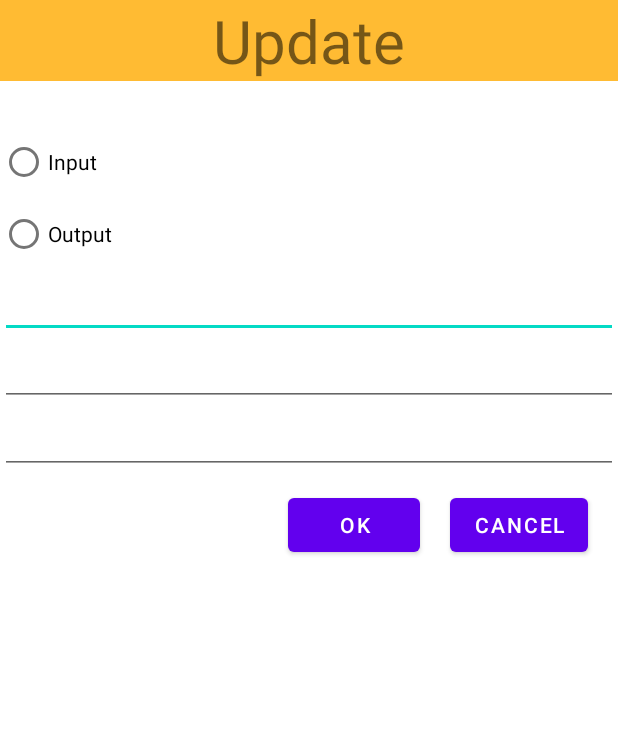
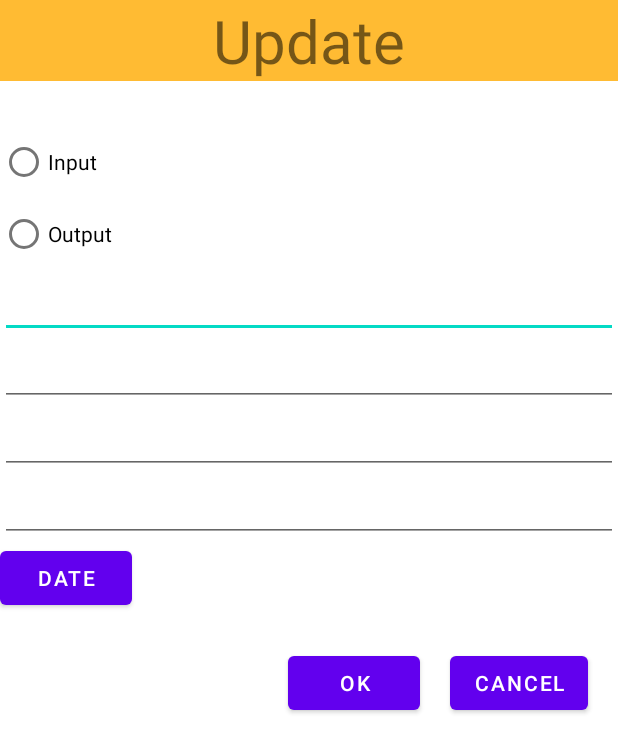
Before and after one commit to kbh97102/IwaanaFatWallet, an Android app: the layout pay_update_dialog_layout.xml on its own in the app's theme, with its tools: preview values and no code run, on a phone screen of 412 x 824 dp. Shown: the top 753 px of the screen. Run offline under Robolectric (Android 15) with nearby library versions, the phone set to English and light mode, and no system bars.

Commit message:
Update Pay

```diff
--- a/app/src/main/java/arakene/fatwallet/MainActivity.kt
+++ b/app/src/main/java/arakene/fatwallet/MainActivity.kt
@@ -3,20 +3,16 @@ package arakene.fatwallet
 import android.content.Intent
 import android.os.Bundle
 import android.util.Log
-import android.widget.Toast
 import androidx.activity.result.contract.ActivityResultContracts
 import androidx.appcompat.app.AppCompatActivity
 import androidx.databinding.DataBindingUtil
 import arakene.fatwallet.databinding.ActivityMainBinding
-import arakene.fatwallet.dto.PayDTO
-import arakene.fatwallet.dto.PayType
 import com.google.android.gms.auth.api.signin.GoogleSignIn
 import com.google.android.gms.auth.api.signin.GoogleSignInClient
 import com.google.android.gms.auth.api.signin.GoogleSignInOptions
 import com.google.android.gms.common.api.ApiException
 import com.google.firebase.auth.FirebaseAuth
 import com.google.firebase.auth.GoogleAuthProvider
-import com.google.firebase.firestore.FirebaseFirestore
 
 class MainActivity : AppCompatActivity() {
 
--- a/app/src/main/java/arakene/fatwallet/dto/PayType.kt
+++ b/app/src/main/java/arakene/fatwallet/data/PayType.kt
@@ -1,4 +1,4 @@
-package arakene.fatwallet.dto
+package arakene.fatwallet.data
 
 enum class PayType {
     input,
--- /dev/null
+++ b/app/src/main/java/arakene/fatwallet/data/Tag.kt
@@ -0,0 +1,6 @@
+package arakene.fatwallet.data
+
+data class Tag(
+    val name : String,
+    val count : Int
+) {}
--- a/app/src/main/java/arakene/fatwallet/recyclerView/PayListAdapter.kt
+++ b/app/src/main/java/arakene/fatwallet/recyclerView/PayListAdapter.kt
@@ -1,11 +1,10 @@
 package arakene.fatwallet.recyclerView
 
-import android.util.Log
 import android.view.LayoutInflater
 import android.view.ViewGroup
 import androidx.recyclerview.widget.RecyclerView
 import arakene.fatwallet.databinding.PayListItemLayoutBinding
-import arakene.fatwallet.dto.PayDTO
+import arakene.fatwallet.data.PayDTO
 import arakene.fatwallet.viewModel.PayViewModel
 
 class PayListAdapter(private val model: PayViewModel) : RecyclerView.Adapter<PayListHolder>() {
--- a/app/src/main/res/layout/pay_update_dialog_layout.xml
+++ b/app/src/main/res/layout/pay_update_dialog_layout.xml
@@ -66,6 +66,40 @@
             app:layout_constraintStart_toStartOf="parent"
             app:layout_constraintTop_toBottomOf="@id/update_price" />
 
+        <EditText
+            android:id="@+id/update_tags"
+            android:layout_width="match_parent"
+            android:layout_height="wrap_content"
+            app:layout_constraintEnd_toEndOf="parent"
+            app:layout_constraintStart_toStartOf="parent"
+            app:layout_constraintTop_toBottomOf="@id/update_des" />
+
+        <androidx.constraintlayout.widget.ConstraintLayout
+            android:id="@+id/update_date"
+            android:layout_width="match_parent"
+            android:layout_height="60dp"
+            android:orientation="horizontal"
+            app:layout_constraintBottom_toTopOf="@id/update_ok"
+            app:layout_constraintStart_toStartOf="parent"
+            app:layout_constraintTop_toBottomOf="@id/update_tags">
+
+            <Button
+                android:id="@+id/date_picker"
+                android:layout_width="wrap_content"
+                android:layout_height="wrap_content"
+                app:layout_constraintTop_toTopOf="parent"
+                app:layout_constraintStart_toStartOf="parent"
+                android:text="date" />
+
+            <TextView
+                android:id="@+id/picked_date"
+                android:layout_width="wrap_content"
+                app:layout_constraintTop_toTopOf="parent"
+                app:layout_constraintStart_toEndOf="@id/date_picker"
+                android:layout_height="wrap_content" />
+
+        </androidx.constraintlayout.widget.ConstraintLayout>
+
         <Button
             android:id="@+id/update_cancel"
             android:layout_width="wrap_content"
@@ -74,7 +108,7 @@
             android:layout_marginEnd="20dp"
             android:text="Cancel"
             app:layout_constraintEnd_toEndOf="parent"
-            app:layout_constraintTop_toBottomOf="@id/update_des" />
+            app:layout_constraintTop_toBottomOf="@id/update_date" />
 
         <Button
             android:id="@+id/update_ok"
@@ -84,7 +118,7 @@
             android:layout_marginEnd="20dp"
             android:text="OK"
             app:layout_constraintEnd_toStartOf="@id/update_cancel"
-            app:layout_constraintTop_toBottomOf="@id/update_des" />
+            app:layout_constraintTop_toBottomOf="@id/update_date" />
 
     </androidx.constraintlayout.widget.ConstraintLayout>
 
```
Also changed, not shown: app/src/main/java/arakene/fatwallet/data/PayDTO.kt (added, +16 -0 lines), app/src/main/java/arakene/fatwallet/dto/PayDTO.kt (deleted, +0 -13 lines), app/src/main/java/arakene/fatwallet/recyclerView/PayListHolder.kt (+24 -4 lines), app/src/main/java/arakene/fatwallet/viewModel/PayViewModel.kt (+5 -3 lines), app/src/main/res/layout/pay_list_item_layout.xml (+17 -0 lines), app/src/main/res/values/spinner_data.xml (added, +18 -0 lines).
